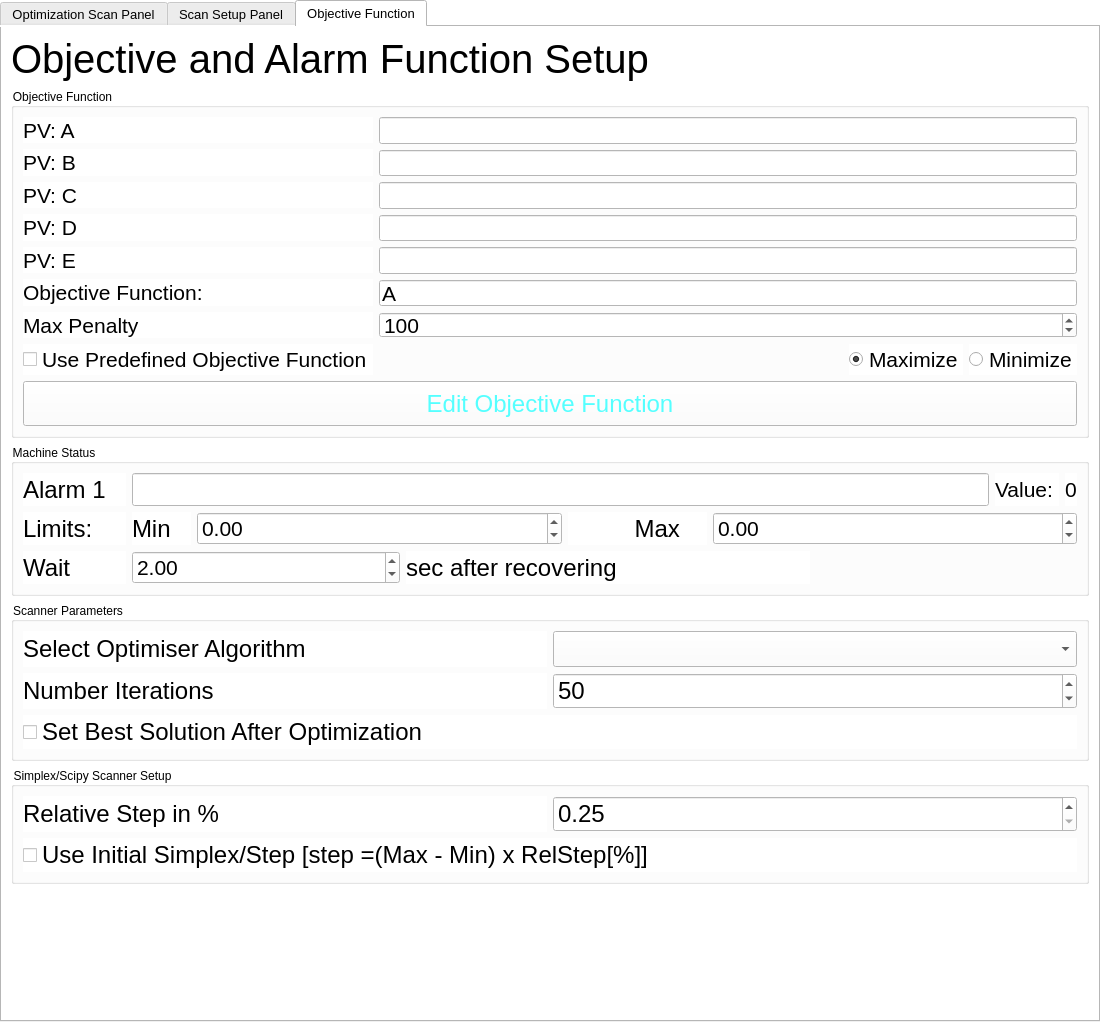
This is UIOcelotInterface_gen.ui in ocelot-collab/optimizer as Qt 5 draws it before an edit. The edited form follows.
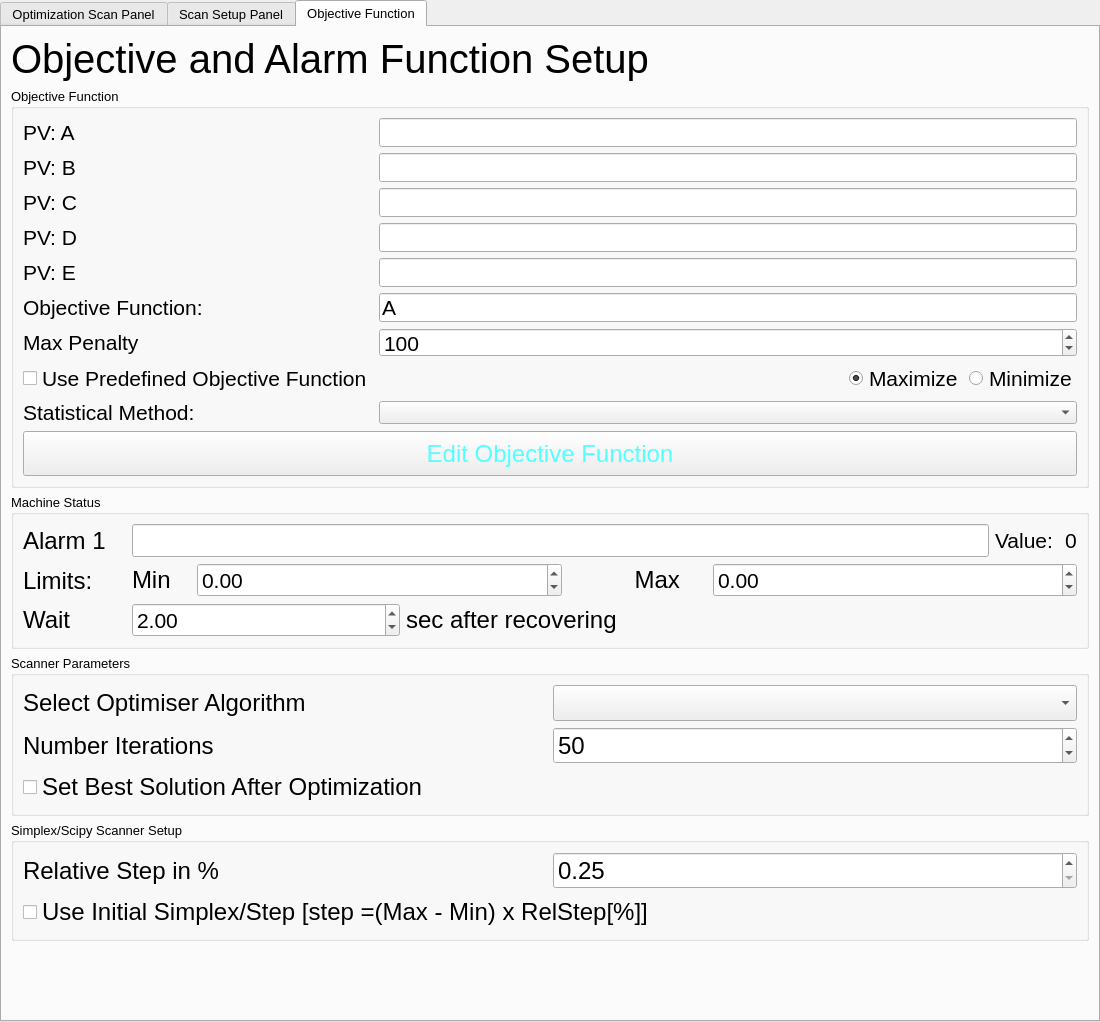
This is the edited form. The open tabs and pages were chosen to show the change. Custom widgets are drawn as their Qt base class.

Commit message: ENH: Add Statistics combo box. FIX: StyleSheet was not being applied to main form. FIX: style.css was not being loaded properly.

```diff
--- a/UIOcelotInterface_gen.ui
+++ b/UIOcelotInterface_gen.ui
@@ -23,7 +23,7 @@
    <string>Ocelot Interface</string>
   </property>
   <property name="styleSheet">
-   <string notr="true">background-color: white</string>
+   <string notr="true"/>
   </property>
   <layout class="QGridLayout" name="gridLayout">
    <property name="leftMargin">
@@ -930,7 +930,7 @@
          <property name="maximumSize">
           <size>
            <width>16777215</width>
-           <height>350</height>
+           <height>400</height>
           </size>
          </property>
          <property name="title">
@@ -949,7 +949,7 @@
             </property>
            </widget>
           </item>
-          <item row="8" column="0" colspan="2">
+          <item row="9" column="0" colspan="2">
            <widget class="QPushButton" name="pb_edit_obj_func">
             <property name="sizePolicy">
              <sizepolicy hsizetype="Expanding" vsizetype="Expanding">
@@ -1219,6 +1219,21 @@
             </item>
            </layout>
           </item>
+          <item row="2" column="0">
+           <widget class="QLabel" name="label_38">
+            <property name="font">
+             <font>
+              <pointsize>16</pointsize>
+             </font>
+            </property>
+            <property name="text">
+             <string>Statistical Method:</string>
+            </property>
+           </widget>
+          </item>
+          <item row="2" column="1">
+           <widget class="QComboBox" name="cb_statistics"/>
+          </item>
          </layout>
         </widget>
        </item>
@@ -1661,7 +1676,7 @@
          <property name="sizeHint" stdset="0">
           <size>
            <width>20</width>
-           <height>40</height>
+           <height>30</height>
           </size>
          </property>
         </spacer>
```
The commit also changes 6 other files.
